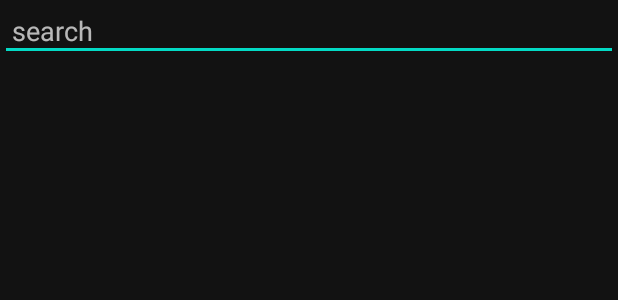
After one commit to ethanhocker/investment-buddy, an Android app: the layout activity_search.xml on its own in the app's theme, with its tools: preview values and no code run, on a phone screen of 412 x 824 dp. The commit adds this screen. Shown: the top 300 px of the screen. Run offline under Robolectric (Android 15) with nearby library versions, the phone set to English and light mode, and no system bars; network calls fail.

Commit message:
added search activity start

```diff
--- a/app/build.gradle
+++ b/app/build.gradle
@@ -22,6 +22,9 @@ android {
             minifyEnabled false
             proguardFiles getDefaultProguardFile('proguard-android-optimize.txt'), 'proguard-rules.pro'
         }
+    }
+    buildFeatures {
+        viewBinding true
     }
     compileOptions {
         sourceCompatibility JavaVersion.VERSION_1_8
--- a/app/src/main/AndroidManifest.xml
+++ b/app/src/main/AndroidManifest.xml
@@ -25,6 +25,12 @@
                 android:name="android.app.lib_name"
                 android:value="" />
         </activity>
+
+        <activity
+            android:name=".ui.StockSearch"
+            android:label="Stock Search"
+            android:windowSoftInputMode="adjustResize"/>
+
     </application>
 
 </manifest>
--- /dev/null
+++ b/app/src/main/res/layout/activity_search.xml
@@ -0,0 +1,21 @@
+<?xml version="1.0" encoding="utf-8"?>
+<androidx.constraintlayout.widget.ConstraintLayout xmlns:android="http://schemas.android.com/apk/res/android"
+    android:layout_width="match_parent"
+    android:layout_height="match_parent"
+    xmlns:app="http://schemas.android.com/apk/res-auto">
+
+    <EditText
+        android:id="@+id/actionSearch"
+        android:layout_width="0dp"
+        android:layout_height="wrap_content"
+        android:minEms="24"
+        android:hint="search"
+        android:imeOptions="actionSearch"
+        android:inputType="text"
+        android:padding="8dp"
+        app:layout_constraintTop_toTopOf="parent"
+        app:layout_constraintStart_toStartOf="parent"
+        app:layout_constraintEnd_toEndOf="parent"
+    />
+
+</androidx.constraintlayout.widget.ConstraintLayout>
```
Also changed, not shown: app/src/main/java/com/cs386p/investment_buddy/MainActivity.kt (+15 -2 lines), app/src/main/java/com/cs386p/investment_buddy/ui/StockSearch.kt (added, +16 -0 lines), app/src/main/res/layout/content_main.xml (indentation only), 1 other file.
